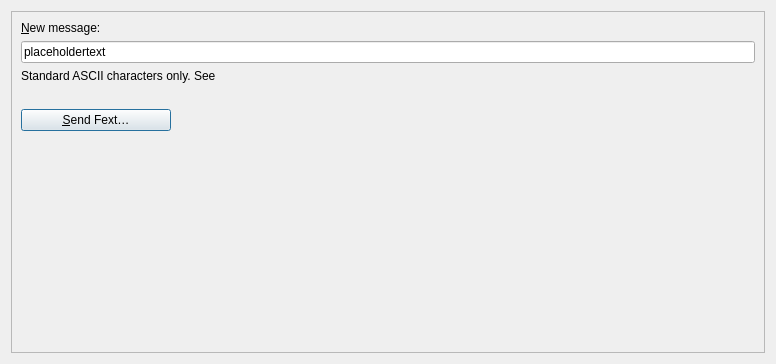
Old version of the form src/qt/forms/sendfextpage.ui in the repository koh-gt/ferrite-core.
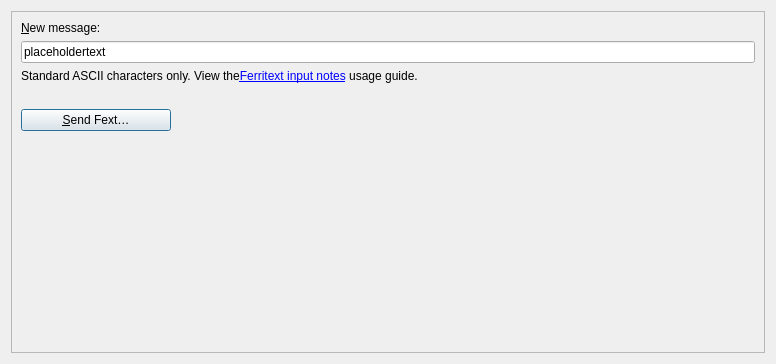
New version of the form. Icons and pictures are not drawn. Custom widgets are drawn as their Qt base class.

Commit message: Update sendfextpage.ui - input box text

```diff
--- a/src/qt/forms/sendfextpage.ui
+++ b/src/qt/forms/sendfextpage.ui
@@ -64,7 +64,7 @@
          </sizepolicy>
         </property>
         <property name="text">
-         <string>Standard ASCII characters only. See &lt;a href=&quot;https://github.com/koh-gt/ferritext/wiki/Ferritext-Input&quot;</string>
+         <string>Standard ASCII characters only. View the&lt;a href=&quot;https://github.com/koh-gt/ferritext/wiki/Ferritext-Input&quot;&gt;Ferritext input notes&lt;/a&gt; usage guide.</string>
         </property>
         <property name="textFormat">
          <enum>Qt::RichText</enum>
```
